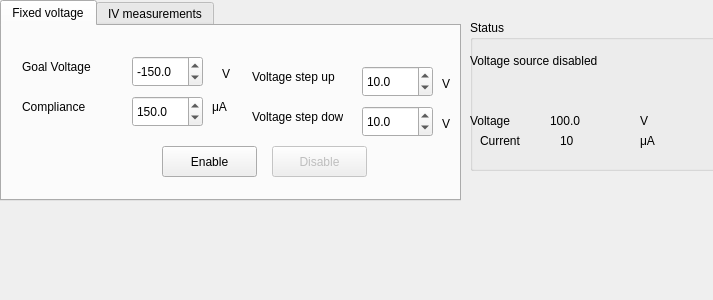
Old version of the form MainWindow.ui in the repository kandrosov/VoltageSourceControl.
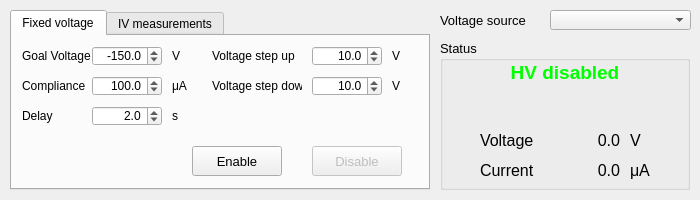
New version of the form.

Commit message: Defined first version of GUI layout.

Diff of the .ui file:
```diff
--- a/MainWindow.ui
+++ b/MainWindow.ui
@@ -6,10 +6,28 @@
    <rect>
     <x>0</x>
     <y>0</y>
-    <width>713</width>
-    <height>300</height>
+    <width>700</width>
+    <height>200</height>
    </rect>
   </property>
+  <property name="sizePolicy">
+   <sizepolicy hsizetype="Fixed" vsizetype="Fixed">
+    <horstretch>0</horstretch>
+    <verstretch>0</verstretch>
+   </sizepolicy>
+  </property>
+  <property name="minimumSize">
+   <size>
+    <width>700</width>
+    <height>190</height>
+   </size>
+  </property>
+  <property name="maximumSize">
+   <size>
+    <width>700</width>
+    <height>200</height>
+   </size>
+  </property>
   <property name="windowTitle">
    <string>Voltage source control</string>
   </property>
@@ -20,10 +38,10 @@
     </property>
     <property name="geometry">
      <rect>
-      <x>0</x>
-      <y>0</y>
-      <width>461</width>
-      <height>201</height>
+      <x>10</x>
+      <y>10</y>
+      <width>420</width>
+      <height>180</height>
      </rect>
     </property>
     <property name="currentIndex">
@@ -36,20 +54,23 @@
      <widget class="QDoubleSpinBox" name="doubleSpinBoxGoalVoltage">
       <property name="geometry">
        <rect>
-        <x>130</x>
-        <y>30</y>
-        <width>71</width>
-        <height>31</height>
+        <x>80</x>
+        <y>10</y>
+        <width>70</width>
+        <height>20</height>
        </rect>
       </property>
+      <property name="alignment">
+       <set>Qt::AlignRight|Qt::AlignTrailing|Qt::AlignVCenter</set>
+      </property>
       <property name="decimals">
        <number>1</number>
       </property>
       <property name="minimum">
-       <double>-1000.000000000000000</double>
+       <double>-2000.000000000000000</double>
       </property>
       <property name="maximum">
-       <double>1000.000000000000000</double>
+       <double>2000.000000000000000</double>
       </property>
       <property name="singleStep">
        <double>10.000000000000000</double>
@@ -61,23 +82,31 @@
      <widget class="QPushButton" name="pushButtonEnableVoltage">
       <property name="geometry">
        <rect>
-        <x>160</x>
-        <y>120</y>
-        <width>95</width>
-        <height>31</height>
+        <x>180</x>
+        <y>110</y>
+        <width>90</width>
+        <height>30</height>
        </rect>
       </property>
+      <property name="font">
+       <font>
+        <pointsize>10</pointsize>
+       </font>
+      </property>
       <property name="text">
        <string>Enable</string>
       </property>
+      <property name="flat">
+       <bool>false</bool>
+      </property>
      </widget>
      <widget class="QLabel" name="labelGoalVoltageTitle">
       <property name="geometry">
        <rect>
-        <x>20</x>
-        <y>30</y>
-        <width>91</width>
-        <height>21</height>
+        <x>10</x>
+        <y>10</y>
+        <width>70</width>
+        <height>20</height>
        </rect>
       </property>
       <property name="text">
@@ -87,10 +116,10 @@
      <widget class="QLabel" name="labelGoalVoltageUnits">
       <property name="geometry">
        <rect>
-        <x>220</x>
-        <y>40</y>
-        <width>16</width>
-        <height>16</height>
+        <x>160</x>
+        <y>10</y>
+        <width>20</width>
+        <height>20</height>
        </rect>
       </property>
       <property name="text">
@@ -103,23 +132,31 @@
       </property>
       <property name="geometry">
        <rect>
-        <x>270</x>
-        <y>120</y>
-        <width>95</width>
-        <height>31</height>
+        <x>300</x>
+        <y>110</y>
+        <width>90</width>
+        <height>30</height>
        </rect>
       </property>
+      <property name="font">
+       <font>
+        <pointsize>10</pointsize>
+       </font>
+      </property>
       <property name="text">
        <string>Disable</string>
       </property>
+      <property name="flat">
+       <bool>false</bool>
+      </property>
      </widget>
      <widget class="QLabel" name="labelComplianceTitle">
       <property name="geometry">
        <rect>
-        <x>20</x>
-        <y>70</y>
-        <width>81</width>
-        <height>21</height>
+        <x>10</x>
+        <y>40</y>
+        <width>70</width>
+        <height>20</height>
        </rect>
       </property>
       <property name="text">
@@ -129,35 +166,38 @@
      <widget class="QDoubleSpinBox" name="doubleSpinBoxCompliance">
       <property name="geometry">
        <rect>
-        <x>130</x>
-        <y>70</y>
-        <width>71</width>
-        <height>31</height>
+        <x>80</x>
+        <y>40</y>
+        <width>70</width>
+        <height>20</height>
        </rect>
       </property>
+      <property name="alignment">
+       <set>Qt::AlignRight|Qt::AlignTrailing|Qt::AlignVCenter</set>
+      </property>
       <property name="decimals">
        <number>1</number>
       </property>
       <property name="minimum">
-       <double>-1000.000000000000000</double>
+       <double>0.100000000000000</double>
       </property>
       <property name="maximum">
-       <double>1000.000000000000000</double>
+       <double>10000.000000000000000</double>
       </property>
       <property name="singleStep">
        <double>10.000000000000000</double>
       </property>
       <property name="value">
-       <double>150.000000000000000</double>
+       <double>100.000000000000000</double>
       </property>
      </widget>
      <widget class="QLabel" name="labelComplianceUnits">
       <property name="geometry">
        <rect>
-        <x>210</x>
-        <y>70</y>
-        <width>21</width>
-        <height>21</height>
+        <x>160</x>
+        <y>40</y>
+        <width>20</width>
+        <height>20</height>
        </rect>
       </property>
       <property name="text">
@@ -167,12 +207,15 @@
      <widget class="QDoubleSpinBox" name="doubleSpinBoxVoltageStepUp">
       <property name="geometry">
        <rect>
-        <x>360</x>
-        <y>40</y>
-        <width>71</width>
-        <height>31</height>
+        <x>300</x>
+        <y>10</y>
+        <width>70</width>
+        <height>20</height>
        </rect>
       </property>
+      <property name="alignment">
+       <set>Qt::AlignRight|Qt::AlignTrailing|Qt::AlignVCenter</set>
+      </property>
       <property name="decimals">
        <number>1</number>
       </property>
@@ -192,10 +235,10 @@
      <widget class="QLabel" name="labelVoltageStepUpTitle">
       <property name="geometry">
        <rect>
-        <x>250</x>
-        <y>40</y>
-        <width>91</width>
-        <height>21</height>
+        <x>200</x>
+        <y>10</y>
+        <width>90</width>
+        <height>20</height>
        </rect>
       </property>
       <property name="text">
@@ -205,10 +248,10 @@
      <widget class="QLabel" name="labelVoltageStepUpUnits">
       <property name="geometry">
        <rect>
-        <x>440</x>
-        <y>50</y>
-        <width>16</width>
-        <height>16</height>
+        <x>380</x>
+        <y>10</y>
+        <width>20</width>
+        <height>20</height>
        </rect>
       </property>
       <property name="text">
@@ -218,12 +261,15 @@
      <widget class="QDoubleSpinBox" name="doubleSpinBoxVoltageStepDown">
       <property name="geometry">
        <rect>
-        <x>360</x>
-        <y>80</y>
-        <width>71</width>
-        <height>31</height>
+        <x>300</x>
+        <y>40</y>
+        <width>70</width>
+        <height>20</height>
        </rect>
       </property>
+      <property name="alignment">
+       <set>Qt::AlignRight|Qt::AlignTrailing|Qt::AlignVCenter</set>
+      </property>
       <property name="decimals">
        <number>1</number>
       </property>
@@ -243,10 +289,10 @@
      <widget class="QLabel" name="labelVoltageStepDownUnits">
       <property name="geometry">
        <rect>
-        <x>440</x>
-        <y>90</y>
-        <width>16</width>
-        <height>16</height>
+        <x>380</x>
+        <y>40</y>
+        <width>20</width>
+        <height>20</height>
        </rect>
       </property>
       <property name="text">
@@ -256,16 +302,70 @@
      <widget class="QLabel" name="labelVoltageStepDownTitle">
       <property name="geometry">
        <rect>
-        <x>250</x>
-        <y>80</y>
-        <width>91</width>
-        <height>21</height>
+        <x>200</x>
+        <y>40</y>
+        <width>90</width>
+        <height>20</height>
        </rect>
       </property>
       <property name="text">
        <string>Voltage step down</string>
       </property>
      </widget>
+     <widget class="QLabel" name="labelDelayTitle">
+      <property name="geometry">
+       <rect>
+        <x>10</x>
+        <y>70</y>
+        <width>70</width>
+        <height>20</height>
+       </rect>
+      </property>
+      <property name="text">
+       <string>Delay</string>
+      </property>
+     </widget>
+     <widget class="QDoubleSpinBox" name="doubleSpinBoxDelay">
+      <property name="geometry">
+       <rect>
+        <x>80</x>
+        <y>70</y>
+        <width>70</width>
+        <height>20</height>
+       </rect>
+      </property>
+      <property name="alignment">
+       <set>Qt::AlignRight|Qt::AlignTrailing|Qt::AlignVCenter</set>
+      </property>
+      <property name="decimals">
+       <number>1</number>
+      </property>
+      <property name="minimum">
+       <double>0.000000000000000</double>
+      </property>
+      <property name="maximum">
+       <double>100.000000000000000</double>
+      </property>
+      <property name="singleStep">
+       <double>1.000000000000000</double>
+      </property>
+      <property name="value">
+       <double>2.000000000000000</double>
+      </property>
+     </widget>
+     <widget class="QLabel" name="labelDelayUnits">
+      <property name="geometry">
+       <rect>
+        <x>160</x>
+        <y>70</y>
+        <width>20</width>
+        <height>20</height>
+       </rect>
+      </property>
+      <property name="text">
+       <string>s</string>
+      </property>
+     </widget>
     </widget>
     <widget class="QWidget" name="tabIV">
      <property name="enabled">
@@ -279,24 +379,37 @@
    <widget class="QGroupBox" name="groupBoxStatus">
     <property name="geometry">
      <rect>
-      <x>470</x>
-      <y>20</y>
-      <width>251</width>
-      <height>151</height>
+      <x>440</x>
+      <y>40</y>
+      <width>250</width>
+      <height>150</height>
      </rect>
     </property>
+    <property name="font">
+     <font>
+      <pointsize>10</pointsize>
+     </font>
+    </property>
     <property name="title">
      <string>Status</string>
     </property>
+    <property name="flat">
+     <bool>false</bool>
+    </property>
     <widget class="QLabel" name="labelVoltageTitle">
      <property name="geometry">
       <rect>
-       <x>0</x>
+       <x>40</x>
        <y>90</y>
-       <width>111</width>
-       <height>21</height>
+       <width>60</width>
+       <height>20</height>
       </rect>
      </property>
+     <property name="font">
+      <font>
+       <pointsize>12</pointsize>
+      </font>
+     </property>
      <property name="text">
       <string>Voltage</string>
      </property>
@@ -304,25 +417,38 @@
     <widget class="QLabel" name="labelVoltage">
      <property name="geometry">
       <rect>
-       <x>80</x>
+       <x>110</x>
        <y>90</y>
-       <width>41</width>
-       <height>21</height>
+       <width>70</width>
+       <height>20</height>
       </rect>
      </property>
+     <property name="font">
+      <font>
+       <pointsize>12</pointsize>
+      </font>
+     </property>
      <property name="text">
-      <string>100.0</string>
+      <string>0.0</string>
+     </property>
+     <property name="alignment">
+      <set>Qt::AlignRight|Qt::AlignTrailing|Qt::AlignVCenter</set>
      </property>
     </widget>
     <widget class="QLabel" name="labelCurrentUnits">
      <property name="geometry">
       <rect>
-       <x>170</x>
-       <y>110</y>
-       <width>21</width>
-       <height>21</height>
+       <x>190</x>
+       <y>120</y>
+       <width>20</width>
+       <height>20</height>
       </rect>
      </property>
+     <property name="font">
+      <font>
+       <pointsize>12</pointsize>
+      </font>
+     </property>
      <property name="text">
       <string>μA</string>
      </property>
@@ -330,12 +456,17 @@
     <widget class="QLabel" name="labelVoltageUnits">
      <property name="geometry">
       <rect>
-       <x>170</x>
+       <x>190</x>
        <y>90</y>
-       <width>21</width>
-       <height>21</height>
+       <width>20</width>
+       <height>20</height>
       </rect>
      </property>
+     <property name="font">
+      <font>
+       <pointsize>12</pointsize>
+      </font>
+     </property>
      <property name="text">
       <string>V</string>
      </property>
@@ -343,25 +474,38 @@
     <widget class="QLabel" name="labelCurrent">
      <property name="geometry">
       <rect>
-       <x>90</x>
-       <y>110</y>
-       <width>31</width>
-       <height>21</height>
+       <x>110</x>
+       <y>120</y>
+       <width>70</width>
+       <height>20</height>
       </rect>
      </property>
+     <property name="font">
+      <font>
+       <pointsize>12</pointsize>
+      </font>
+     </property>
      <property name="text">
-      <string>10</string>
+      <string>0.0</string>
+     </property>
+     <property name="alignment">
+      <set>Qt::AlignRight|Qt::AlignTrailing|Qt::AlignVCenter</set>
      </property>
     </widget>
     <widget class="QLabel" name="labelCurrentTitle">
      <property name="geometry">
       <rect>
-       <x>10</x>
-       <y>110</y>
-       <width>67</width>
-       <height>21</height>
+       <x>40</x>
+       <y>120</y>
+       <width>60</width>
+       <height>20</height>
       </rect>
      </property>
+     <property name="font">
+      <font>
+       <pointsize>12</pointsize>
+      </font>
+     </property>
      <property name="text">
       <string>Current</string>
      </property>
@@ -370,16 +514,126 @@
      <property name="geometry">
       <rect>
        <x>0</x>
-       <y>30</y>
-       <width>181</width>
-       <height>21</height>
+       <y>20</y>
+       <width>250</width>
+       <height>25</height>
       </rect>
      </property>
+     <property name="palette">
+      <palette>
+       <active>
+        <colorrole role="WindowText">
+         <brush brushstyle="SolidPattern">
+          <color alpha="255">
+           <red>0</red>
+           <green>255</green>
+           <blue>0</blue>
+          </color>
+         </brush>
+        </colorrole>
+        <colorrole role="Text">
+         <brush brushstyle="SolidPattern">
+          <color alpha="255">
+           <red>0</red>
+           <green>255</green>
+           <blue>0</blue>
+          </color>
+         </brush>
+        </colorrole>
+       </active>
+       <inactive>
+        <colorrole role="WindowText">
+         <brush brushstyle="SolidPattern">
+          <color alpha="255">
+           <red>0</red>
+           <green>255</green>
+           <blue>0</blue>
+          </color>
+         </brush>
+        </colorrole>
+        <colorrole role="Text">
+         <brush brushstyle="SolidPattern">
+          <color alpha="255">
+           <red>0</red>
+           <green>255</green>
+           <blue>0</blue>
+          </color>
+         </brush>
+        </colorrole>
+       </inactive>
+       <disabled>
+        <colorrole role="WindowText">
+         <brush brushstyle="SolidPattern">
+          <color alpha="255">
+           <red>120</red>
+           <green>120</green>
+           <blue>120</blue>
+          </color>
+         </brush>
+        </colorrole>
+        <colorrole role="Text">
+         <brush brushstyle="SolidPattern">
+          <color alpha="255">
+           <red>120</red>
+           <green>120</green>
+           <blue>120</blue>
+          </color>
+         </brush>
+        </colorrole>
+       </disabled>
+      </palette>
+     </property>
+     <property name="font">
+      <font>
+       <pointsize>14</pointsize>
+       <weight>75</weight>
+       <bold>true</bold>
+      </font>
+     </property>
      <property name="text">
-      <string>Voltage source disabled</string>
+      <string>HV disabled</string>
+     </property>
+     <property name="alignment">
+      <set>Qt::AlignCenter</set>
      </property>
     </widget>
    </widget>
+   <widget class="QComboBox" name="comboBoxVoltageSource">
+    <property name="geometry">
+     <rect>
+      <x>550</x>
+      <y>10</y>
+      <width>141</width>
+      <height>20</height>
+     </rect>
+    </property>
+    <property name="font">
+     <font>
+      <pointsize>10</pointsize>
+     </font>
+    </property>
+    <property name="currentText">
+     <string/>
+    </property>
+   </widget>
+   <widget class="QLabel" name="labelVoltageSourceTitle">
+    <property name="geometry">
+     <rect>
+      <x>440</x>
+      <y>10</y>
+      <width>100</width>
+      <height>20</height>
+     </rect>
+    </property>
+    <property name="font">
+     <font>
+      <pointsize>10</pointsize>
+     </font>
+    </property>
+    <property name="text">
+     <string>Voltage source</string>
+    </property>
+   </widget>
   </widget>
  </widget>
  <layoutdefault spacing="6" margin="11"/>
```
